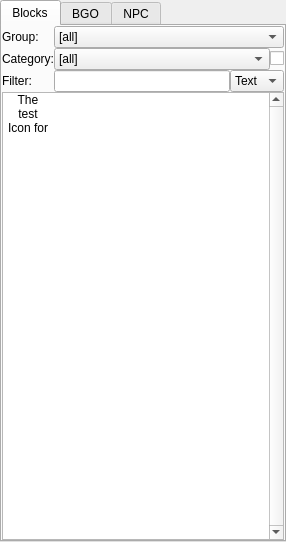
Qt form Editor/main_window/dock/lvl_item_toolbox.ui (WohlSoft/Moondust-Project) before a commit.
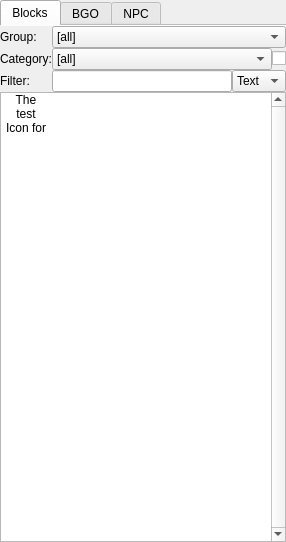
The same form after that commit. Icons and pictures are not drawn.

```diff
--- a/Editor/main_window/dock/lvl_item_toolbox.ui
+++ b/Editor/main_window/dock/lvl_item_toolbox.ui
@@ -30,6 +30,9 @@
    <property name="currentIndex">
     <number>0</number>
    </property>
+   <property name="documentMode">
+    <bool>true</bool>
+   </property>
    <widget class="QWidget" name="Blocks">
     <attribute name="title">
      <string>Blocks</string>
```
